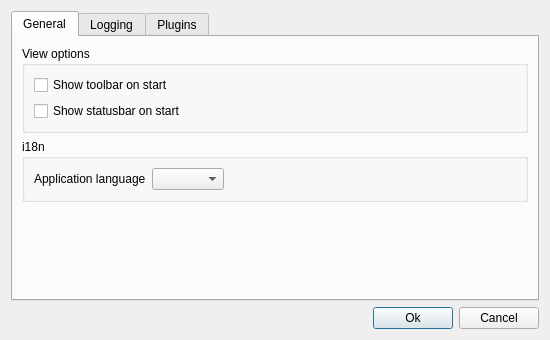
Above: resources/forms/SettingsDialogDesign.ui from einaru/luma before the change. Below: the same form after it.
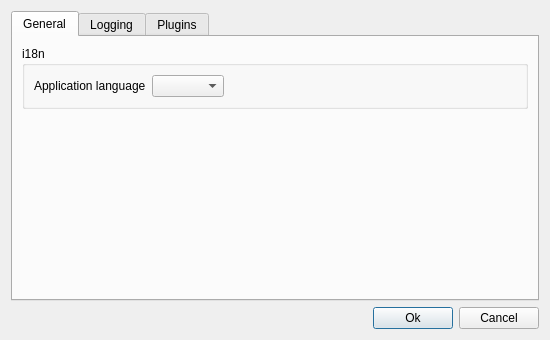
That is the form after the change.

Commit message: Multiselection enabled in BrowserPlugin. Pretty naive export is enabled, need some additional work on the subtree exports. ServerDialog is modified to start with a defined server as selected. Some updates and additions to the utils modules. Search Plugin is written, result view need implementation.

Patch:
```diff
--- a/resources/forms/SettingsDialogDesign.ui
+++ b/resources/forms/SettingsDialogDesign.ui
@@ -62,29 +62,6 @@
        <string>General</string>
       </attribute>
       <layout class="QVBoxLayout" name="verticalLayout_3">
-       <item>
-        <widget class="QGroupBox" name="groupBox_2">
-         <property name="title">
-          <string>View options</string>
-         </property>
-         <layout class="QGridLayout" name="gridLayout_2">
-          <item row="0" column="0">
-           <widget class="QCheckBox" name="checkBox">
-            <property name="text">
-             <string>Show toolbar on start</string>
-            </property>
-           </widget>
-          </item>
-          <item row="1" column="0">
-           <widget class="QCheckBox" name="checkBox_2">
-            <property name="text">
-             <string>Show statusbar on start</string>
-            </property>
-           </widget>
-          </item>
-         </layout>
-        </widget>
-       </item>
        <item>
         <widget class="QGroupBox" name="i18nGroup">
          <property name="title">
```
The commit also changes 16 other files.
